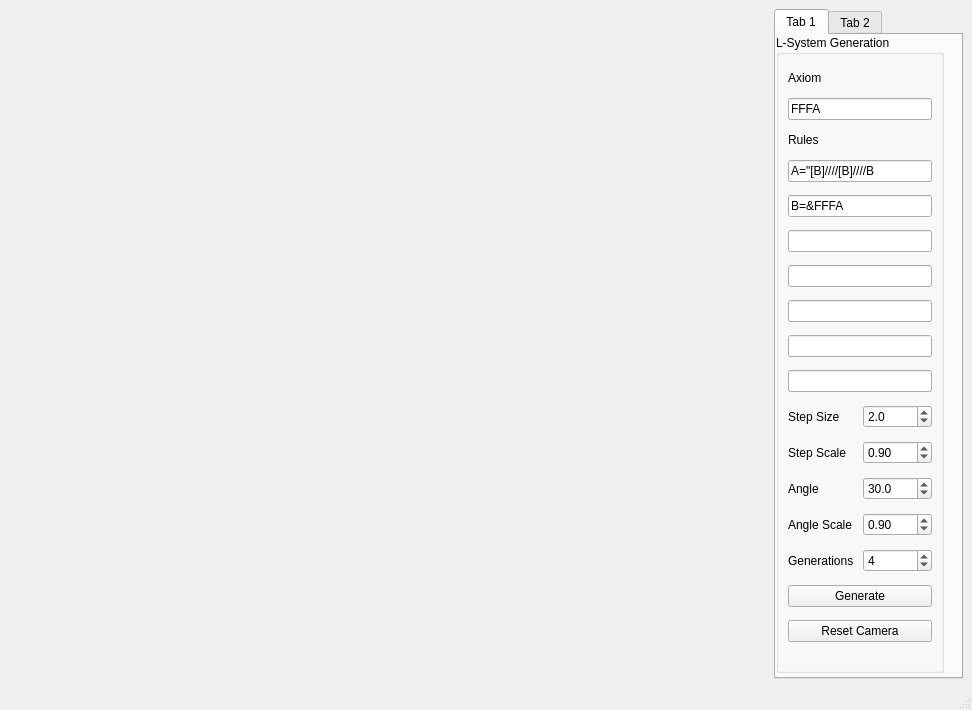
Above: ForestGenerator/ui/MainWindow.ui from BenCarey88/ForestGenerator before the change. Below: the same form after it.
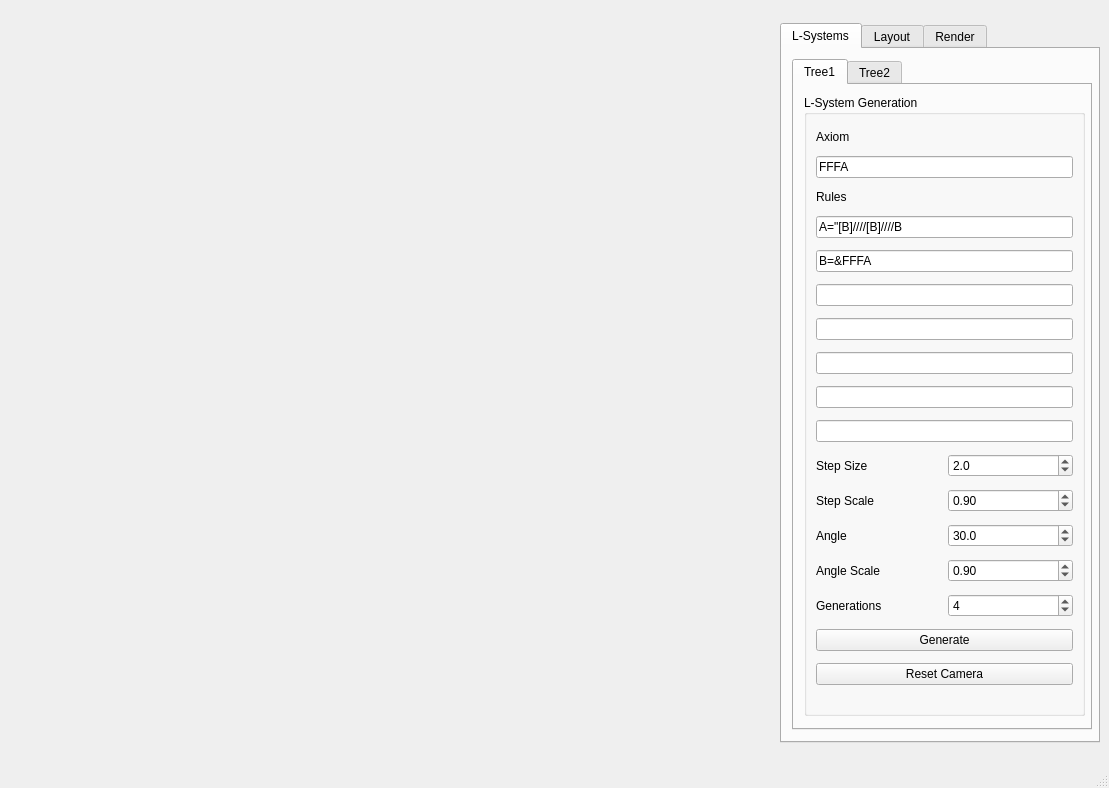
That is the form after the change.

Commit message: Created the layout and render tabs, also changed currentCamera, currentMouseControls, currentLSystem to pointers

What changed in the file:
```diff
--- a/ForestGenerator/ui/MainWindow.ui
+++ b/ForestGenerator/ui/MainWindow.ui
@@ -6,8 +6,8 @@
    <rect>
     <x>0</x>
     <y>0</y>
-    <width>972</width>
-    <height>710</height>
+    <width>1109</width>
+    <height>788</height>
    </rect>
   </property>
   <property name="windowTitle">
@@ -20,6 +20,9 @@
       <property name="orientation">
        <enum>Qt::Horizontal</enum>
       </property>
+      <property name="sizeType">
+       <enum>QSizePolicy::MinimumExpanding</enum>
+      </property>
       <property name="sizeHint" stdset="0">
        <size>
         <width>765</width>
@@ -29,35 +32,87 @@
      </spacer>
     </item>
     <item row="0" column="1">
+     <widget class="QTabWidget" name="m_superTab">
+      <property name="sizePolicy">
+       <sizepolicy hsizetype="Fixed" vsizetype="Fixed">
+        <horstretch>0</horstretch>
+        <verstretch>0</verstretch>
+       </sizepolicy>
+      </property>
+      <property name="minimumSize">
+       <size>
+        <width>320</width>
+        <height>720</height>
+       </size>
+      </property>
+      <property name="tabPosition">
+       <enum>QTabWidget::North</enum>
+      </property>
+      <property name="tabShape">
+       <enum>QTabWidget::Rounded</enum>
+      </property>
+      <property name="currentIndex">
+       <number>0</number>
+      </property>
+      <widget class="QWidget" name="tab_3">
+       <attribute name="title">
+        <string>L-Systems</string>
+       </attribute>
      <widget class="QTabWidget" name="m_tab">
+        <property name="geometry">
+         <rect>
+          <x>10</x>
+          <y>10</y>
+          <width>300</width>
+          <height>671</height>
+         </rect>
+        </property>
+        <property name="sizePolicy">
+         <sizepolicy hsizetype="Fixed" vsizetype="Fixed">
+          <horstretch>0</horstretch>
+          <verstretch>0</verstretch>
+         </sizepolicy>
+        </property>
+        <property name="minimumSize">
+         <size>
+          <width>300</width>
+          <height>300</height>
+         </size>
+        </property>
       <property name="currentIndex">
        <number>0</number>
       </property>
       <widget class="QWidget" name="tab">
        <attribute name="title">
-        <string>Tab 1</string>
+          <string>Tree1</string>
        </attribute>
        <widget class="QGroupBox" name="s_transformGB">
         <property name="geometry">
          <rect>
-          <x>0</x>
-          <y>0</y>
-          <width>168</width>
-          <height>638</height>
-         </rect>
-        </property>
+            <x>10</x>
+            <y>10</y>
+            <width>281</width>
+            <height>621</height>
+           </rect>
+          </property>
+          <property name="sizePolicy">
+           <sizepolicy hsizetype="Preferred" vsizetype="Fixed">
+            <horstretch>0</horstretch>
+            <verstretch>0</verstretch>
+           </sizepolicy>
+          </property>
         <property name="title">
          <string>L-System Generation</string>
         </property>
         <layout class="QGridLayout" name="gridLayout">
-         <item row="22" column="0">
+           <item row="23" column="0">
           <widget class="QPushButton" name="m_resetCamera_1">
            <property name="text">
             <string>Reset Camera</string>
            </property>
           </widget>
          </item>
-         <item row="18" column="0">
+           <item row="19" column="0">
           <layout class="QHBoxLayout" name="horizontalLayout_4">
            <item>
             <widget class="QLabel" name="label_7">
@@ -78,7 +133,7 @@
            </item>
           </layout>
          </item>
-         <item row="11" column="0">
+           <item row="12" column="0">
           <layout class="QHBoxLayout" name="horizontalLayout">
            <item>
             <widget class="QLabel" name="label_4">
@@ -102,7 +157,7 @@
            </item>
           </layout>
          </item>
-         <item row="15" column="0">
+           <item row="16" column="0">
           <layout class="QHBoxLayout" name="horizontalLayout_3">
            <item>
             <widget class="QLabel" name="label_6">
@@ -153,7 +208,7 @@
            </property>
           </widget>
          </item>
-         <item row="20" column="0">
+           <item row="21" column="0">
           <layout class="QHBoxLayout" name="horizontalLayout_5">
            <item>
             <widget class="QLabel" name="label_3">
@@ -171,7 +226,7 @@
            </item>
           </layout>
          </item>
-         <item row="12" column="0">
+           <item row="13" column="0">
           <layout class="QHBoxLayout" name="horizontalLayout_2">
            <item>
             <widget class="QLabel" name="label_5">
@@ -280,7 +335,7 @@
            </property>
           </widget>
          </item>
-         <item row="21" column="0">
+           <item row="22" column="0">
           <widget class="QPushButton" name="m_generate_1">
            <property name="text">
             <string>Generate</string>
@@ -292,7 +347,7 @@
       </widget>
       <widget class="QWidget" name="tab_2">
        <attribute name="title">
-        <string>Tab 2</string>
+          <string>Tree2</string>
        </attribute>
        <widget class="QGroupBox" name="s_transformGB_2">
         <property name="geometry">
@@ -551,6 +606,18 @@
        </widget>
       </widget>
      </widget>
+      </widget>
+      <widget class="QWidget" name="tab_4">
+       <attribute name="title">
+        <string>Layout</string>
+       </attribute>
+      </widget>
+      <widget class="QWidget" name="tab_5">
+       <attribute name="title">
+        <string>Render</string>
+       </attribute>
+      </widget>
+     </widget>
     </item>
    </layout>
   </widget>
```
Left out of the diff: 20 changed lines with no effect on the pictures. Lines whose indentation alone changed are shown as unchanged. The commit also changes 8 other files.
